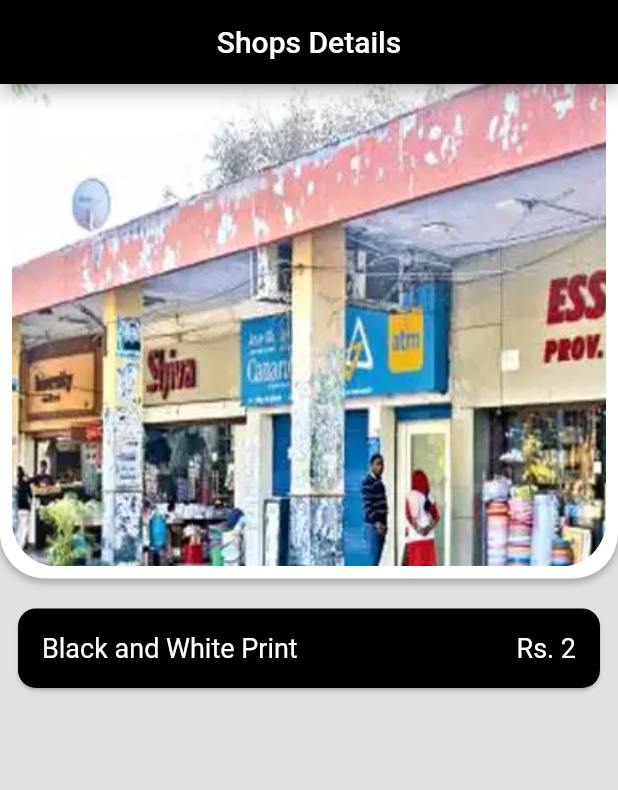
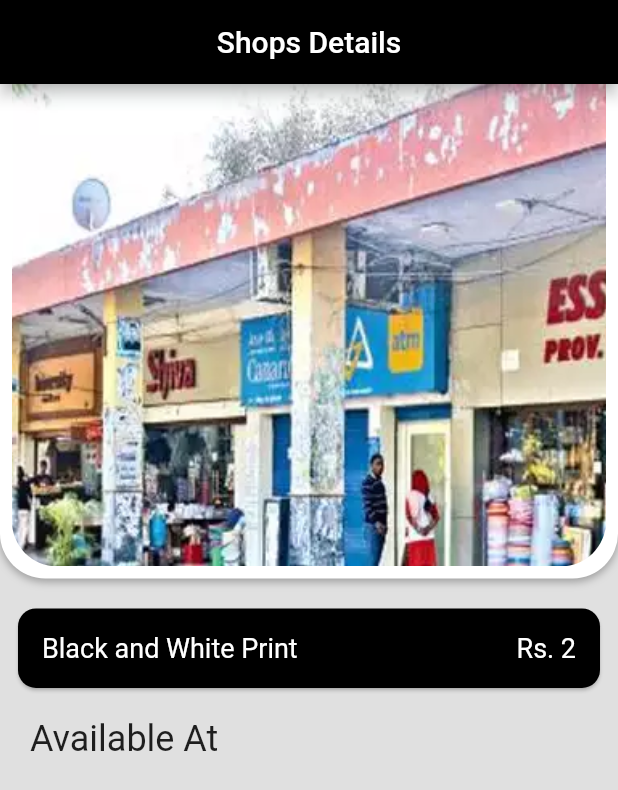
Before and after one commit to ayushsharman/budget_tracker, a Flutter app: the ShopDetailsPage screen opened directly, on a phone screen of 412 x 824 dp. Shown: the top 790 px of the screen. Run offline on Flutter 3.47's test engine with Material 2 defaults, Android fonts, the phone set to English and light mode, and no system bars; our stand-ins replace fl_chart.

Commit message:
added ui

```diff
--- a/lib/pages/shops/shop_details_page.dart
+++ b/lib/pages/shops/shop_details_page.dart
@@ -14,7 +14,10 @@
         title: const Text("Shops Details"),
       ),
       body: Column(
+        crossAxisAlignment: CrossAxisAlignment.start,
         children: [
+          //Card
+
           Container(
             height: MediaQuery.of(context).size.height * 0.4,
             decoration: const BoxDecoration(
@@ -46,6 +49,7 @@
               ),
             ),
           ),
+
           Padding(
             padding:
                 const EdgeInsets.symmetric(horizontal: 8.0, vertical: 16.0),
@@ -73,6 +77,17 @@
               ),
             ),
           ),
+
+          //Available At:
+          const Padding(
+            padding: EdgeInsets.symmetric(horizontal: 20.0),
+            child: Text(
+              "Available At",
+              style: TextStyle(
+                fontSize: 24,
+              ),
+            ),
+          )
         ],
       ),
     );
```
